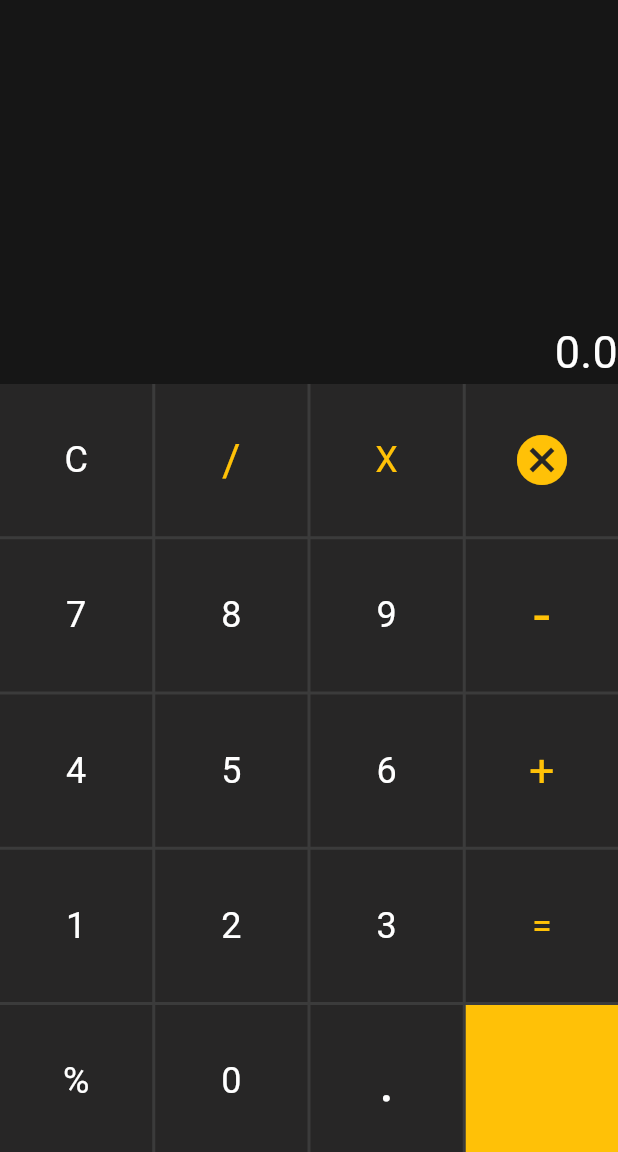
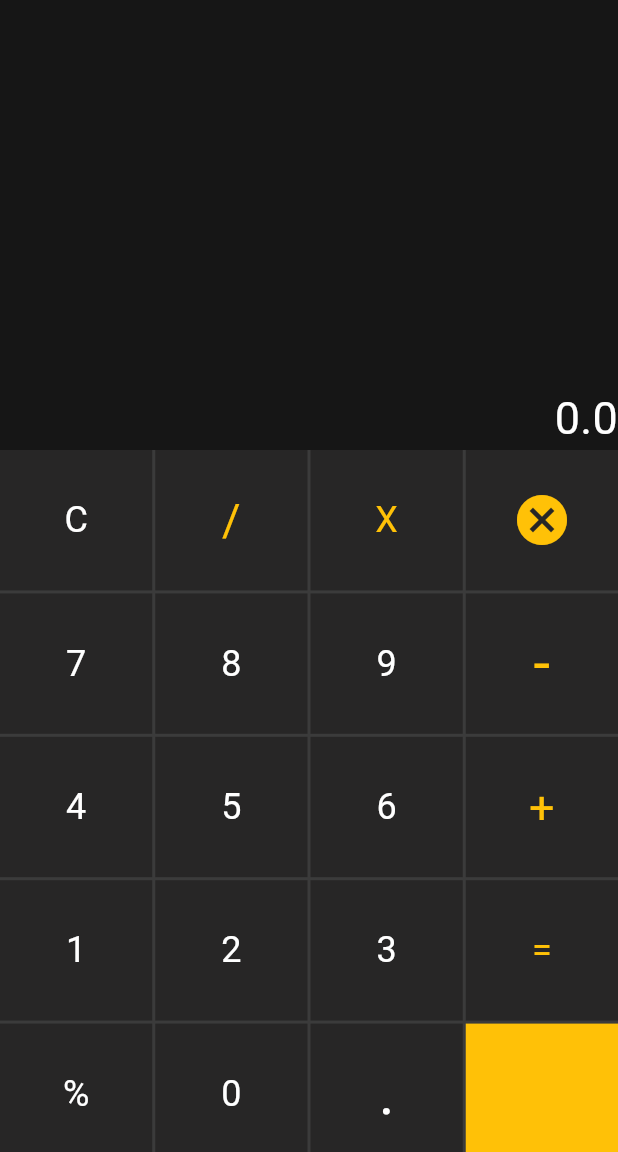
Before and after one commit to SuleimanBM/CalculatorApp-Flutter-, a Flutter app: the screen it shows after launch, on a phone screen of 412 x 824 dp, the part 84-1236 px from its top. Run offline on Flutter 3.47's test engine with Material 3 defaults, Android fonts, the phone set to English and light mode, and no system bars.

Commit message:
Adjustments for responsiveness

```diff
--- a/lib/calculatorScreen.dart
+++ b/lib/calculatorScreen.dart
@@ -360,12 +360,12 @@ void parseAndCompute(String expression) {
         title: const Text("Calculator"),
         centerTitle: true,
       ),
-        body: Column(children: [
-          Expanded(
-            flex: 2,
-            child: Container(
-                margin: const EdgeInsets.only(bottom: 0),
-                height: 300,
+      body: LayoutBuilder(
+        builder: (context, constraints) {
+          return Column(
+            children: [
+              Container(
+                height: 300, // Fixed height for the top section
                 width: double.infinity,
                 color: const Color.fromARGB(210, 22, 22, 22),
                 alignment: AlignmentDirectional.bottomEnd,
@@ -388,29 +388,24 @@ void parseAndCompute(String expression) {
                       ),
                     ),
                   ],
-                )
-                //color: Colors.green
                 ),
               ),
-          Expanded(
-            flex: 4,
-            child: Container(
-              // height: 400,
-              margin: const EdgeInsets.only(bottom: 0),
+              Container(
+                height: constraints.maxHeight -
+                    300, // Remaining height for the grid
                 decoration: const BoxDecoration(
                   color: Color.fromARGB(204, 68, 67, 67),
-                // borderRadius: BorderRadius.only(
-                //   topLeft: Radius.circular(50),
-                //   topRight: Radius.circular(50),
-                // ),
                 ),
                 child: GridView.builder(
-                  gridDelegate: const SliverGridDelegateWithFixedCrossAxisCount(
+                  physics:
+                      const NeverScrollableScrollPhysics(), // Disable scrolling
+                  gridDelegate: SliverGridDelegateWithFixedCrossAxisCount(
                     crossAxisCount: 4, // Number of squares per row
                     crossAxisSpacing: 2, // Spacing between columns
                     mainAxisSpacing: 2, // Spacing between rows
+                    mainAxisExtent: (constraints.maxHeight -300)/5,
                   ),
-                  itemCount: 20, // Total number of squares (3x3)
+                  itemCount: 20, // Total number of squares
                   itemBuilder: (context, index) {
                     final box = boxData[index];
                     return Container(
@@ -433,9 +428,13 @@ void parseAndCompute(String expression) {
                         ),
                       ),
                     );
-                  }),
+                  },
                 ),
               ),
-        ]));
+            ],
+          );
+        },
+      ),
+    );
   }
 }
```
Lines whose indentation alone changed are shown as unchanged.
